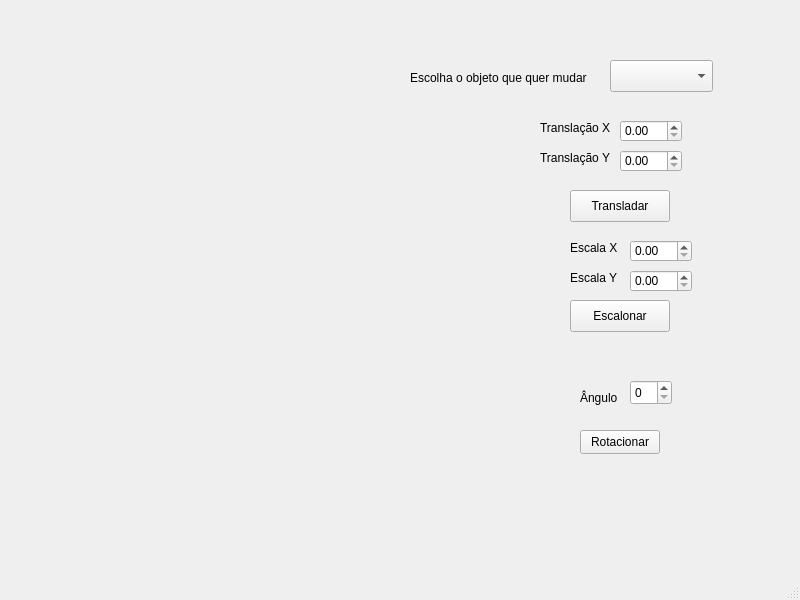
Above: ComputacaoGrafica/mainwindow.ui from cafeef/CC54E before the change. Below: the same form after it.
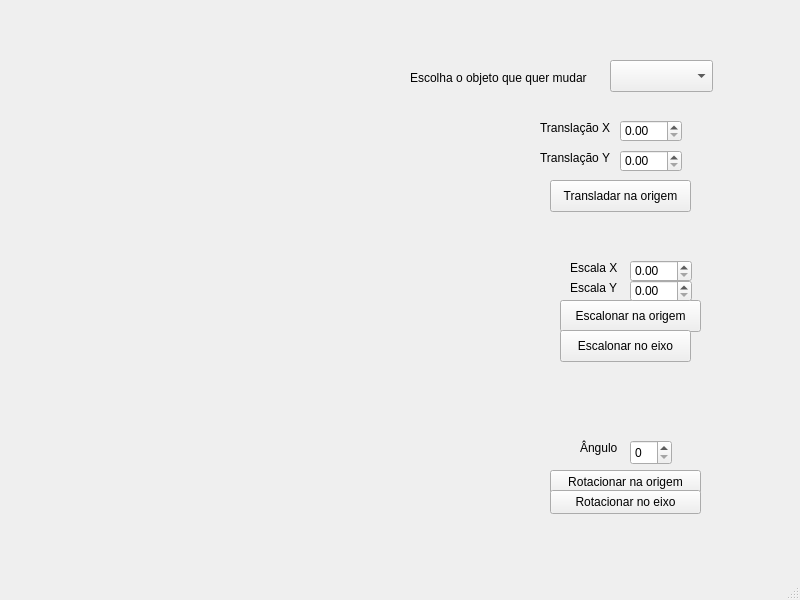
That is the form after the change. Custom widgets are drawn as their Qt base class.

Commit message:
Add scaling and rotation around object center
Introduced methods to perform scaling and rotation transformations around the object's center in ObjetoVirtual and Ponto classes. Updated the UI and main window logic to support these new operations, allowing users to apply transformations relative to the object's centroid instead of the origin.

Diff of the .ui file:
```diff
--- a/ComputacaoGrafica/mainwindow.ui
+++ b/ComputacaoGrafica/mainwindow.ui
@@ -20,7 +20,7 @@
       <x>0</x>
       <y>-20</y>
       <width>800</width>
-      <height>600</height>
+      <height>650</height>
      </rect>
     </property>
     <widget class="QComboBox" name="objectSelectorComboBox">
@@ -95,21 +95,21 @@
     <widget class="QPushButton" name="translateButton">
      <property name="geometry">
       <rect>
-       <x>570</x>
-       <y>210</y>
-       <width>100</width>
+       <x>550</x>
+       <y>200</y>
+       <width>141</width>
        <height>32</height>
       </rect>
      </property>
      <property name="text">
-      <string>Transladar</string>
+      <string>Transladar na origem</string>
      </property>
     </widget>
     <widget class="QLabel" name="LabelComboBox_4">
      <property name="geometry">
       <rect>
        <x>570</x>
-       <y>260</y>
+       <y>280</y>
        <width>51</width>
        <height>16</height>
       </rect>
@@ -122,7 +122,7 @@
      <property name="geometry">
       <rect>
        <x>570</x>
-       <y>290</y>
+       <y>300</y>
        <width>51</width>
        <height>16</height>
       </rect>
@@ -134,21 +134,21 @@
     <widget class="QPushButton" name="escaleButton">
      <property name="geometry">
       <rect>
-       <x>570</x>
+       <x>560</x>
        <y>320</y>
-       <width>100</width>
+       <width>141</width>
        <height>32</height>
       </rect>
      </property>
      <property name="text">
-      <string>Escalonar</string>
+      <string>Escalonar na origem</string>
      </property>
     </widget>
     <widget class="QDoubleSpinBox" name="escaleXSpinBox">
      <property name="geometry">
       <rect>
        <x>630</x>
-       <y>260</y>
+       <y>280</y>
        <width>62</width>
        <height>22</height>
       </rect>
@@ -158,7 +158,7 @@
      <property name="geometry">
       <rect>
        <x>630</x>
-       <y>290</y>
+       <y>300</y>
        <width>62</width>
        <height>22</height>
       </rect>
@@ -168,7 +168,7 @@
      <property name="geometry">
       <rect>
        <x>630</x>
-       <y>400</y>
+       <y>460</y>
        <width>42</width>
        <height>25</height>
       </rect>
@@ -178,8 +178,8 @@
      <property name="geometry">
       <rect>
        <x>580</x>
-       <y>410</y>
-       <width>41</width>
+       <y>460</y>
+       <width>51</width>
        <height>16</height>
       </rect>
      </property>
@@ -190,14 +190,40 @@
     <widget class="QPushButton" name="rotationButton">
      <property name="geometry">
       <rect>
-       <x>580</x>
-       <y>450</y>
-       <width>80</width>
+       <x>550</x>
+       <y>490</y>
+       <width>151</width>
        <height>24</height>
       </rect>
      </property>
      <property name="text">
-      <string>Rotacionar</string>
+      <string>Rotacionar na origem</string>
+     </property>
+    </widget>
+    <widget class="QPushButton" name="rotationEixoButton">
+     <property name="geometry">
+      <rect>
+       <x>550</x>
+       <y>510</y>
+       <width>151</width>
+       <height>24</height>
+      </rect>
+     </property>
+     <property name="text">
+      <string>Rotacionar no eixo</string>
+     </property>
+    </widget>
+    <widget class="QPushButton" name="escaleEixoButton">
+     <property name="geometry">
+      <rect>
+       <x>560</x>
+       <y>350</y>
+       <width>131</width>
+       <height>32</height>
+      </rect>
+     </property>
+     <property name="text">
+      <string>Escalonar no eixo</string>
      </property>
     </widget>
    </widget>
```
Left out of the diff: 2 changed lines with no effect on the pictures. The commit also changes 6 other files.
